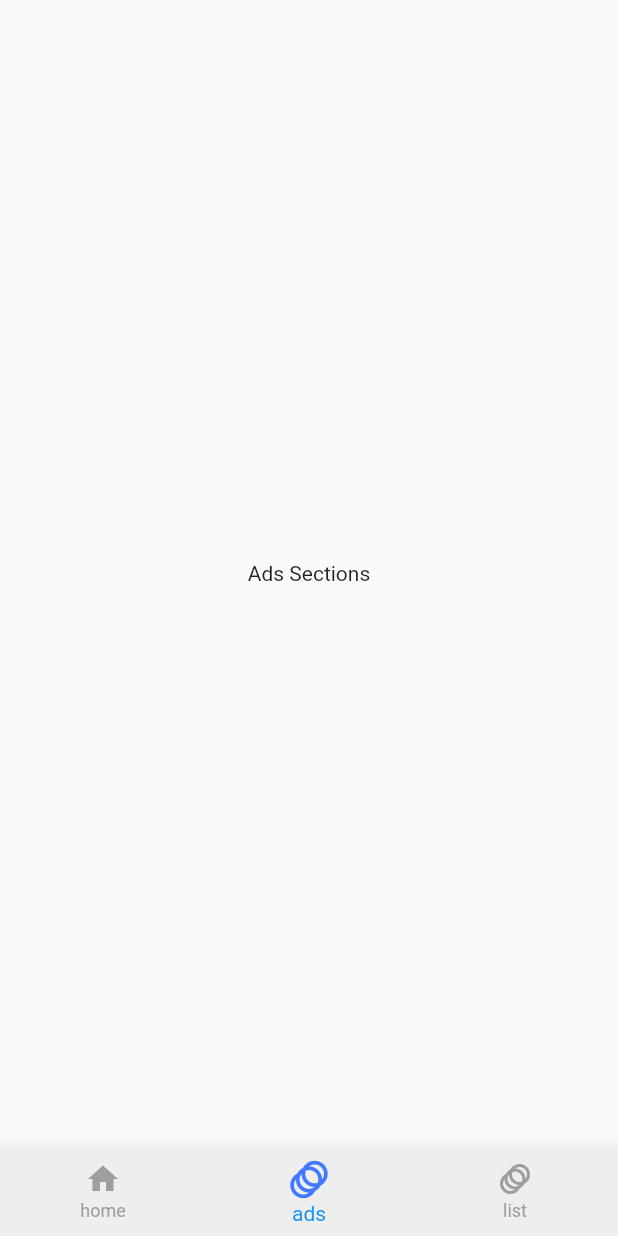
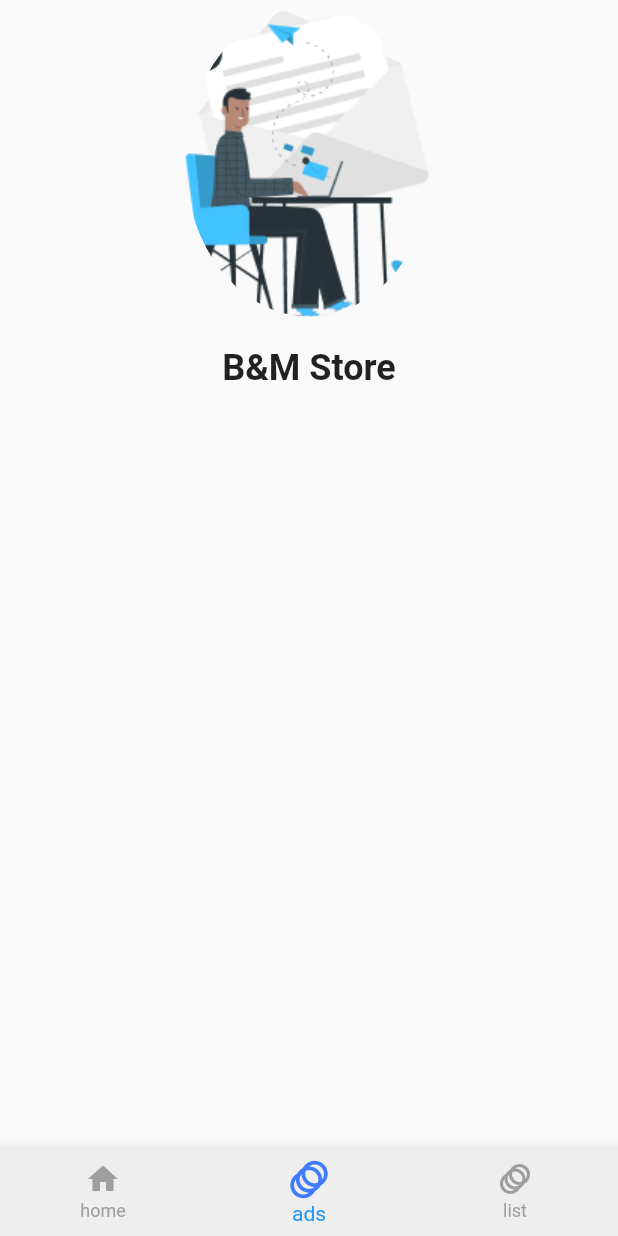
Before and after one commit to Mideny21/adress_app, a Flutter app: the screen it shows after launch, item 2 of the bottom bar chosen, on a phone screen of 412 x 824 dp. Run offline on Flutter 3.47's test engine with Material 2 defaults, Android fonts, the light colour scheme and no system bars; our stand-ins replace flutter_rating_bar.

Commit message:
starting details views

```diff
--- /dev/null
+++ b/lib/screens/details_screen.dart
@@ -0,0 +1,45 @@
+import 'package:flutter/material.dart';
+
+class DetailsScreen extends StatefulWidget {
+  DetailsScreen({Key? key}) : super(key: key);
+
+  @override
+  State<DetailsScreen> createState() => _DetailsScreenState();
+}
+
+class _DetailsScreenState extends State<DetailsScreen> {
+  @override
+  Widget build(BuildContext context) {
+    return CustomScrollView(
+      slivers: [
+        SliverList(
+            delegate: SliverChildListDelegate([
+          SingleChildScrollView(
+            child: Padding(
+              padding: const EdgeInsets.all(5.0),
+              child: Column(
+                children: [
+                  ClipOval(
+                    child: Image.asset(
+                      'assets/Icons/pana.png',
+                      fit: BoxFit.cover,
+                      width: MediaQuery.of(context).size.width * 0.40,
+                      height: MediaQuery.of(context).size.height * 0.25,
+                    ),
+                  ),
+                  SizedBox(height: 20),
+                  const Text("B&M Store",
+                      style:
+                          TextStyle(fontSize: 24, fontWeight: FontWeight.bold)),
+                  Row(
+                    children: [],
+                  )
+                ],
+              ),
+            ),
+          )
+        ]))
+      ],
+    );
+  }
+}
--- a/lib/screens/main_screen.dart
+++ b/lib/screens/main_screen.dart
@@ -1,6 +1,7 @@
 import 'package:flutter/material.dart';
 
 import 'ads_screen.dart';
+import 'details_screen.dart';
 import 'home.dart';
 import 'listing_address.dart';
 
@@ -25,7 +26,7 @@ class _MainScreenState extends State<MainScreen> {
   void initState() {
     // TODO: implement initState
     super.initState();
-    _pages = <Widget>[HomeScreen(), AdsScreen(), BusinessAddress()];
+    _pages = <Widget>[HomeScreen(), DetailsScreen(), BusinessAddress()];
   }
 
   @override
```
Also changed, not shown: assets/Icons/pana.png (added).
